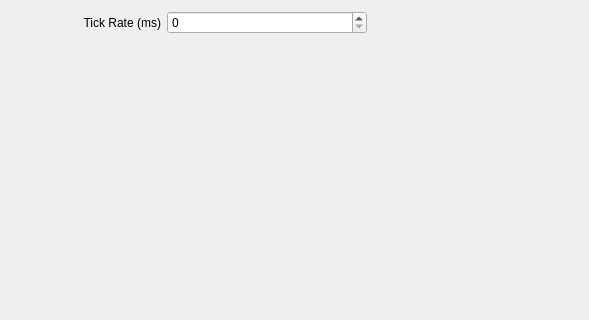
Old version of the form opentoolcontroller/views/ToolEditor.ui in the repository OpenToolController/opentoolcontroller; both pictures show x 0 to 589 and y 0 to 320 of the 589 by 544 pixel window.
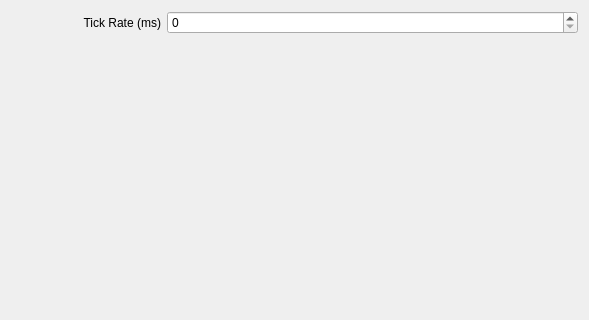
New version of the form.

Diff of the .ui file:
```diff
--- a/opentoolcontroller/views/ToolEditor.ui
+++ b/opentoolcontroller/views/ToolEditor.ui
@@ -17,7 +17,7 @@
    <item>
     <layout class="QFormLayout" name="formLayout">
      <property name="fieldGrowthPolicy">
-      <enum>QFormLayout::ExpandingFieldsGrow</enum>
+      <enum>QFormLayout::AllNonFixedFieldsGrow</enum>
      </property>
      <property name="formAlignment">
       <set>Qt::AlignLeading|Qt::AlignLeft|Qt::AlignTop</set>
```
